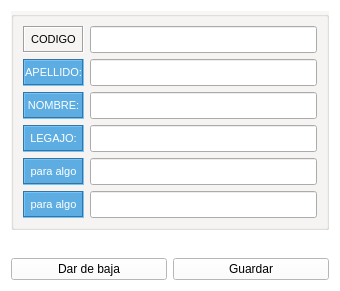
First picture: the form in gui/detalles/detalleUsuarios.ui, repository shae-ra/sindicato, before the edit.
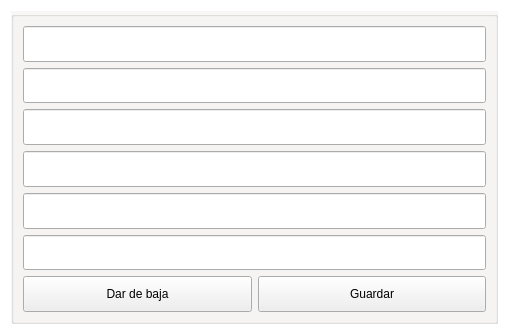
Second picture: the form after the edit. Icons and pictures are not drawn.

Patch:
```diff
--- a/gui/detalles/detalleUsuarios.ui
+++ b/gui/detalles/detalleUsuarios.ui
@@ -6,8 +6,8 @@
    <rect>
     <x>0</x>
     <y>0</y>
-    <width>340</width>
-    <height>291</height>
+    <width>509</width>
+    <height>335</height>
    </rect>
   </property>
   <property name="palette">
@@ -433,65 +433,6 @@
     <normaloff>../iconos/oesteDev.ico</normaloff>../iconos/oesteDev.ico</iconset>
   </property>
   <layout class="QGridLayout" name="gridLayout_2">
-   <item row="2" column="0">
-    <widget class="QPushButton" name="pushButton">
-     <property name="sizePolicy">
-      <sizepolicy hsizetype="Minimum" vsizetype="Expanding">
-       <horstretch>0</horstretch>
-       <verstretch>0</verstretch>
-      </sizepolicy>
-     </property>
-     <property name="styleSheet">
-      <string notr="true"/>
-     </property>
-     <property name="text">
-      <string>Dar de baja</string>
-     </property>
-     <property name="icon">
-      <iconset>
-       <normaloff>../iconos/delete.ico</normaloff>../iconos/delete.ico</iconset>
-     </property>
-    </widget>
-   </item>
-   <item row="1" column="0" colspan="2">
-    <spacer name="verticalSpacer">
-     <property name="orientation">
-      <enum>Qt::Vertical</enum>
-     </property>
-     <property name="sizeHint" stdset="0">
-      <size>
-       <width>20</width>
-       <height>40</height>
-      </size>
-     </property>
-    </spacer>
-   </item>
-   <item row="2" column="1">
-    <widget class="QPushButton" name="pushButton_2">
-     <property name="sizePolicy">
-      <sizepolicy hsizetype="Minimum" vsizetype="Expanding">
-       <horstretch>0</horstretch>
-       <verstretch>0</verstretch>
-      </sizepolicy>
-     </property>
-     <property name="styleSheet">
-      <string notr="true"/>
-     </property>
-     <property name="text">
-      <string>Guardar</string>
-     </property>
-     <property name="icon">
-      <iconset>
-       <normaloff>../iconos/save.ico</normaloff>../iconos/save.ico</iconset>
-     </property>
-     <property name="iconSize">
-      <size>
-       <width>20</width>
-       <height>20</height>
-      </size>
-     </property>
-    </widget>
-   </item>
    <item row="0" column="0" colspan="2">
     <widget class="QGroupBox" name="groupBox">
      <property name="styleSheet">
@@ -502,197 +443,54 @@
      <property name="title">
       <string/>
      </property>
-     <layout class="QGridLayout" name="gridLayout" columnstretch="20,80">
-      <item row="0" column="0">
-       <widget class="QLabel" name="label_13">
-        <property name="font">
-         <font>
-          <family>Arial</family>
-          <pointsize>8</pointsize>
-          <weight>50</weight>
-          <bold>false</bold>
-         </font>
-        </property>
-        <property name="styleSheet">
-         <string notr="true"/>
-        </property>
-        <property name="frameShape">
-         <enum>QFrame::Box</enum>
-        </property>
-        <property name="frameShadow">
-         <enum>QFrame::Sunken</enum>
-        </property>
-        <property name="text">
-         <string>CODIGO</string>
-        </property>
-        <property name="alignment">
-         <set>Qt::AlignCenter</set>
-        </property>
-       </widget>
-      </item>
-      <item row="0" column="1">
-       <widget class="QLineEdit" name="lineEdit_4">
+     <layout class="QGridLayout" name="gridLayout" columnstretch="50,50">
+      <item row="6" column="1">
+       <widget class="QPushButton" name="pushButton_2">
         <property name="sizePolicy">
          <sizepolicy hsizetype="Expanding" vsizetype="Expanding">
           <horstretch>0</horstretch>
           <verstretch>0</verstretch>
          </sizepolicy>
         </property>
-        <property name="font">
-         <font>
-          <family>System</family>
-          <pointsize>12</pointsize>
-          <weight>75</weight>
-          <bold>true</bold>
-         </font>
-        </property>
-       </widget>
-      </item>
-      <item row="2" column="1">
-       <widget class="QLineEdit" name="lineEdit_2">
-        <property name="sizePolicy">
-         <sizepolicy hsizetype="Expanding" vsizetype="Expanding">
-          <horstretch>0</horstretch>
-          <verstretch>0</verstretch>
-         </sizepolicy>
-        </property>
-        <property name="font">
-         <font>
-          <family>System</family>
-          <pointsize>12</pointsize>
-          <weight>75</weight>
-          <bold>true</bold>
-         </font>
-        </property>
-       </widget>
-      </item>
-      <item row="2" column="0">
-       <widget class="QLabel" name="label_2">
-        <property name="sizePolicy">
-         <sizepolicy hsizetype="Preferred" vsizetype="Expanding">
-          <horstretch>0</horstretch>
-          <verstretch>0</verstretch>
-         </sizepolicy>
-        </property>
-        <property name="font">
-         <font>
-          <family>Arial</family>
-          <pointsize>8</pointsize>
-          <weight>50</weight>
-          <bold>false</bold>
-         </font>
-        </property>
         <property name="styleSheet">
-         <string notr="true">#label_2{
-background-color:#5DADE2  ;
-color: #FFFFFF ; 
-}</string>
+         <string notr="true"/>
         </property>
-        <property name="frameShape">
-         <enum>QFrame::Box</enum>
-        </property>
-        <property name="frameShadow">
-         <enum>QFrame::Sunken</enum>
-        </property>
         <property name="text">
-         <string>NOMBRE:</string>
+         <string>Guardar</string>
         </property>
-        <property name="alignment">
-         <set>Qt::AlignCenter</set>
+        <property name="icon">
+         <iconset>
+          <normaloff>../iconos/save.ico</normaloff>../iconos/save.ico</iconset>
         </property>
+        <property name="iconSize">
+         <size>
+          <width>20</width>
+          <height>20</height>
+         </size>
+        </property>
        </widget>
       </item>
-      <item row="4" column="1">
-       <widget class="QLineEdit" name="lineEdit_5">
+      <item row="6" column="0">
+       <widget class="QPushButton" name="pushButton">
         <property name="sizePolicy">
          <sizepolicy hsizetype="Expanding" vsizetype="Expanding">
           <horstretch>0</horstretch>
           <verstretch>0</verstretch>
          </sizepolicy>
         </property>
-        <property name="font">
-         <font>
-          <family>System</family>
-          <pointsize>12</pointsize>
-          <weight>75</weight>
-          <bold>true</bold>
-         </font>
-        </property>
-       </widget>
-      </item>
-      <item row="4" column="0">
-       <widget class="QLabel" name="label_4">
-        <property name="sizePolicy">
-         <sizepolicy hsizetype="Preferred" vsizetype="Expanding">
-          <horstretch>0</horstretch>
-          <verstretch>0</verstretch>
-         </sizepolicy>
-        </property>
-        <property name="font">
-         <font>
-          <family>Arial</family>
-          <pointsize>8</pointsize>
-          <weight>50</weight>
-          <bold>false</bold>
-         </font>
-        </property>
         <property name="styleSheet">
-         <string notr="true">#label_4{
-background-color:#5DADE2  ;
-color: #FFFFFF ; 
-}</string>
+         <string notr="true"/>
         </property>
-        <property name="frameShape">
-         <enum>QFrame::Box</enum>
-        </property>
-        <property name="frameShadow">
-         <enum>QFrame::Sunken</enum>
-        </property>
         <property name="text">
-         <string>para algo</string>
+         <string>Dar de baja</string>
         </property>
-        <property name="alignment">
-         <set>Qt::AlignCenter</set>
+        <property name="icon">
+         <iconset>
+          <normaloff>../iconos/delete.ico</normaloff>../iconos/delete.ico</iconset>
         </property>
        </widget>
       </item>
-      <item row="5" column="0">
-       <widget class="QLabel" name="label_5">
-        <property name="sizePolicy">
-         <sizepolicy hsizetype="Preferred" vsizetype="Expanding">
-          <horstretch>0</horstretch>
-          <verstretch>0</verstretch>
-         </sizepolicy>
-        </property>
-        <property name="font">
-         <font>
-          <family>Arial</family>
-          <pointsize>8</pointsize>
-          <weight>50</weight>
-          <bold>false</bold>
-         </font>
-        </property>
-        <property name="styleSheet">
-         <string notr="true">#label_5{
-background-color:#5DADE2  ;
-color: #FFFFFF ; 
-}</string>
-        </property>
-        <property name="frameShape">
-         <enum>QFrame::Box</enum>
-        </property>
-        <property name="frameShadow">
-         <enum>QFrame::Sunken</enum>
-        </property>
-        <property name="text">
-         <string>para algo</string>
-        </property>
-        <property name="alignment">
-         <set>Qt::AlignCenter</set>
-        </property>
-       </widget>
-      </item>
-      <item row="5" column="1">
+      <item row="5" column="0" colspan="2">
        <widget class="QLineEdit" name="lineEdit_6">
         <property name="sizePolicy">
          <sizepolicy hsizetype="Expanding" vsizetype="Expanding">
@@ -710,43 +508,25 @@
         </property>
        </widget>
       </item>
-      <item row="3" column="0">
-       <widget class="QLabel" name="label_3">
+      <item row="4" column="0" colspan="2">
+       <widget class="QLineEdit" name="lineEdit_5">
         <property name="sizePolicy">
-         <sizepolicy hsizetype="Preferred" vsizetype="Expanding">
+         <sizepolicy hsizetype="Expanding" vsizetype="Expanding">
           <horstretch>0</horstretch>
           <verstretch>0</verstretch>
          </sizepolicy>
         </property>
         <property name="font">
          <font>
-          <family>Arial</family>
-          <pointsize>8</pointsize>
-          <weight>50</weight>
-          <bold>false</bold>
+          <family>System</family>
+          <pointsize>12</pointsize>
+          <weight>75</weight>
+          <bold>true</bold>
          </font>
         </property>
-        <property name="styleSheet">
-         <string notr="true">#label_3{
-background-color:#5DADE2  ;
-color: #FFFFFF ; 
-}</string>
-        </property>
-        <property name="frameShape">
-         <enum>QFrame::Box</enum>
-        </property>
-        <property name="frameShadow">
-         <enum>QFrame::Sunken</enum>
-        </property>
-        <property name="text">
-         <string>LEGAJO:</string>
-        </property>
-        <property name="alignment">
-         <set>Qt::AlignCenter</set>
-        </property>
        </widget>
       </item>
-      <item row="3" column="1">
+      <item row="3" column="0" colspan="2">
        <widget class="QLineEdit" name="lineEdit_3">
         <property name="sizePolicy">
          <sizepolicy hsizetype="Expanding" vsizetype="Expanding">
@@ -764,7 +544,25 @@
         </property>
        </widget>
       </item>
-      <item row="1" column="1">
+      <item row="2" column="0" colspan="2">
+       <widget class="QLineEdit" name="lineEdit_2">
+        <property name="sizePolicy">
+         <sizepolicy hsizetype="Expanding" vsizetype="Expanding">
+          <horstretch>0</horstretch>
+          <verstretch>0</verstretch>
+         </sizepolicy>
+        </property>
+        <property name="font">
+         <font>
+          <family>System</family>
+          <pointsize>12</pointsize>
+          <weight>75</weight>
+          <bold>true</bold>
+         </font>
+        </property>
+       </widget>
+      </item>
+      <item row="1" column="0" colspan="2">
        <widget class="QLineEdit" name="lineEdit">
         <property name="sizePolicy">
          <sizepolicy hsizetype="Expanding" vsizetype="Expanding">
@@ -782,40 +580,22 @@
         </property>
        </widget>
       </item>
-      <item row="1" column="0">
-       <widget class="QLabel" name="label">
+      <item row="0" column="0" colspan="2">
+       <widget class="QLineEdit" name="lineEdit_4">
         <property name="sizePolicy">
-         <sizepolicy hsizetype="Preferred" vsizetype="Expanding">
+         <sizepolicy hsizetype="Expanding" vsizetype="Expanding">
           <horstretch>0</horstretch>
           <verstretch>0</verstretch>
          </sizepolicy>
         </property>
         <property name="font">
          <font>
-          <family>Arial</family>
-          <pointsize>8</pointsize>
-          <weight>50</weight>
-          <bold>false</bold>
+          <family>System</family>
+          <pointsize>12</pointsize>
+          <weight>75</weight>
+          <bold>true</bold>
          </font>
         </property>
-        <property name="styleSheet">
-         <string notr="true">#label{
-background-color:#5DADE2  ;
-color: #FFFFFF ; 
-}</string>
-        </property>
-        <property name="frameShape">
-         <enum>QFrame::Box</enum>
-        </property>
-        <property name="frameShadow">
-         <enum>QFrame::Sunken</enum>
-        </property>
-        <property name="text">
-         <string>APELLIDO:</string>
-        </property>
-        <property name="alignment">
-         <set>Qt::AlignCenter</set>
-        </property>
        </widget>
       </item>
      </layout>
```
